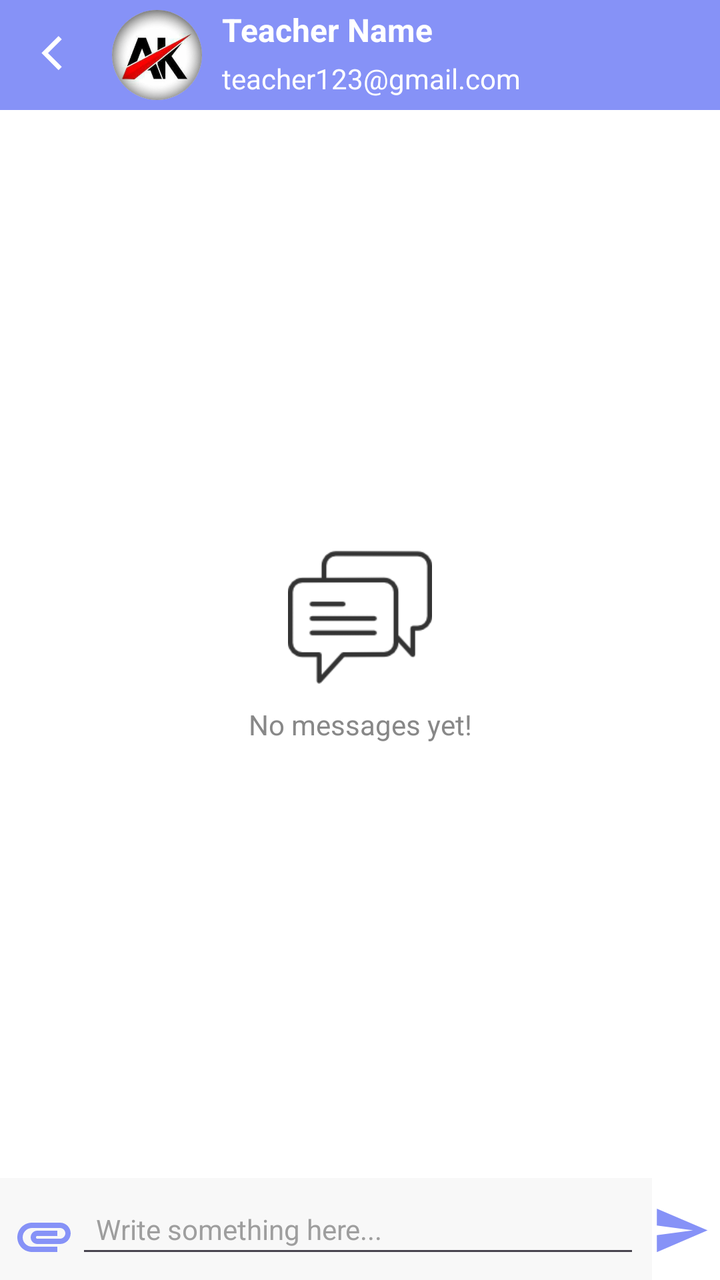
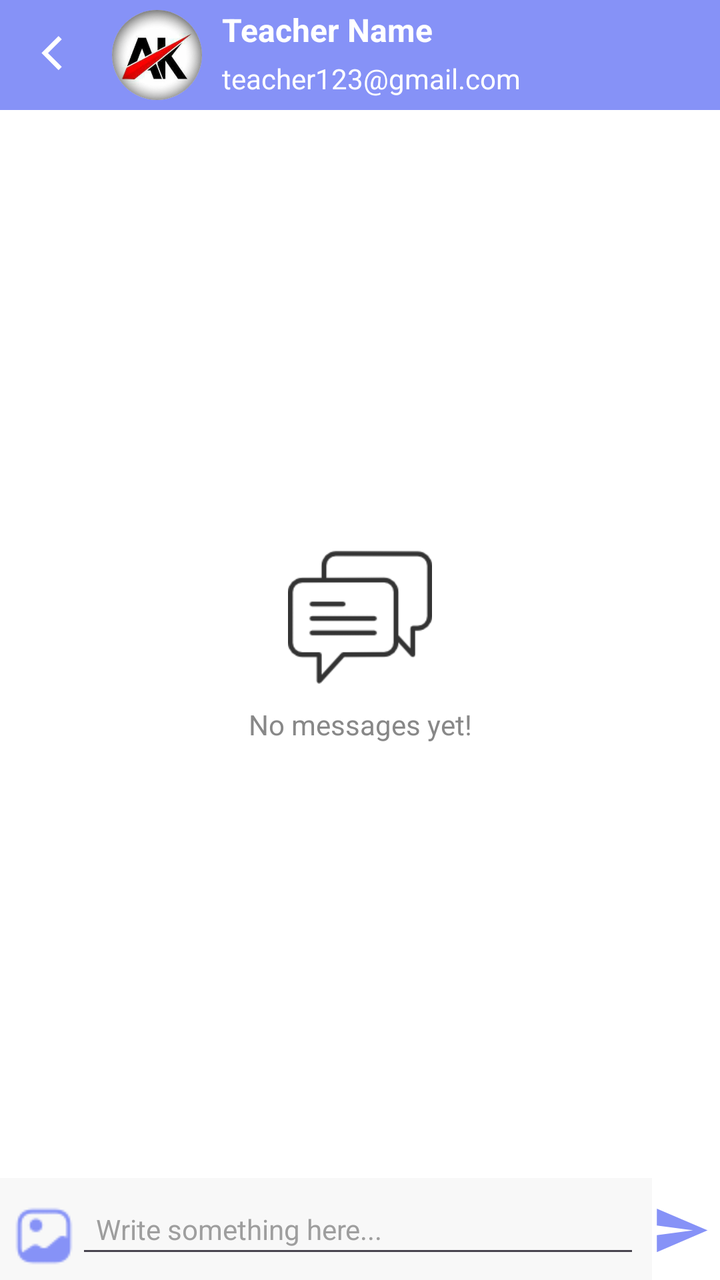

The first picture is an Android layout as it rendered before a commit; the second is the same layout after the commit. The layout source and the unified diff follow.
<!-- AndroidManifest.xml: application theme Theme.TSTAR.Light -->
<!-- res/layout/activity_s_class_dashboard_chat.xml -->
<?xml version="1.0" encoding="utf-8"?>
<androidx.constraintlayout.widget.ConstraintLayout
    xmlns:android="http://schemas.android.com/apk/res/android"
    xmlns:app="http://schemas.android.com/apk/res-auto"
    xmlns:tools="http://schemas.android.com/tools"
    android:layout_width="match_parent"
    android:layout_height="match_parent"
    android:background="@color/white"
    android:fitsSystemWindows="true"
    tools:context=".STUDENTACTIVITIES.S_class_dashboard_chat">

    
    <com.google.android.material.appbar.MaterialToolbar
        android:id="@+id/toolbar"
        android:layout_width="0dp"
        android:layout_height="55dp"
        android:background="@drawable/header_gradient"
        app:navigationIcon="@drawable/s_arrowback"
        app:layout_constraintTop_toTopOf="parent"
        app:layout_constraintStart_toStartOf="parent"
        app:layout_constraintEnd_toEndOf="parent">

        <androidx.constraintlayout.widget.ConstraintLayout
            android:layout_width="match_parent"
            android:layout_height="match_parent">

            <ImageView
                android:id="@+id/imgProfile"
                android:layout_width="45dp"
                android:layout_height="45dp"
                android:background="@drawable/tcircle_shape"
                android:clipToOutline="true"
                android:scaleType="centerCrop"
                android:src="@drawable/taklogo"
                app:layout_constraintStart_toStartOf="parent"
                app:layout_constraintTop_toTopOf="parent"
                app:layout_constraintBottom_toBottomOf="parent" />

            <TextView
                android:id="@+id/tvUserName"
                android:layout_width="0dp"
                android:layout_height="wrap_content"
                android:layout_marginStart="10dp"
                android:layout_marginTop="4dp"
                android:ellipsize="end"
                android:maxLines="1"
                android:text="Teacher Name "
                android:textColor="@color/white"
                android:textSize="16sp"
                android:textStyle="bold"
                app:layout_constraintEnd_toEndOf="parent"
                app:layout_constraintHorizontal_bias="0.0"
                app:layout_constraintStart_toEndOf="@id/imgProfile"
                app:layout_constraintTop_toTopOf="parent" />

            <TextView
                android:id="@+id/tvEmailID"
                android:layout_width="0dp"
                android:layout_height="wrap_content"
                android:layout_marginStart="10dp"
                android:layout_marginTop="4dp"
                android:ellipsize="end"
                android:maxLines="1"
                android:text="teacher123@gmail.com"
                android:textColor="@color/white"
                android:textSize="14sp"
                app:layout_constraintEnd_toEndOf="parent"
                app:layout_constraintHorizontal_bias="0.0"
                app:layout_constraintStart_toEndOf="@id/imgProfile"
                app:layout_constraintTop_toBottomOf="@id/tvUserName" />

        </androidx.constraintlayout.widget.ConstraintLayout>
    </com.google.android.material.appbar.MaterialToolbar>

    
    <androidx.recyclerview.widget.RecyclerView
        android:id="@+id/rvMessages"
        android:layout_width="0dp"
        android:layout_height="0dp"
        android:padding="8dp"
        android:clipToPadding="false"
        app:layout_constraintTop_toBottomOf="@id/toolbar"
        app:layout_constraintBottom_toTopOf="@id/chatInputLayout"
        app:layout_constraintStart_toStartOf="parent"
        app:layout_constraintEnd_toEndOf="parent" />

    
    
    <LinearLayout
        android:id="@+id/layoutEmpty"
        android:layout_width="wrap_content"
        android:layout_height="wrap_content"
        android:gravity="center"
        android:orientation="vertical"
        android:visibility="visible"
        app:layout_constraintBottom_toBottomOf="@id/rvMessages"
        app:layout_constraintEnd_toEndOf="parent"
        app:layout_constraintStart_toStartOf="parent"
        app:layout_constraintTop_toTopOf="@id/rvMessages">

        <ImageView
            android:layout_width="72dp"
            android:layout_height="72dp"
            android:alpha="0.8"
            android:src="@drawable/s_chat" />

        <TextView
            android:layout_width="wrap_content"
            android:layout_height="wrap_content"
            android:layout_marginTop="8dp"
            android:text="No messages yet!"
            android:textColor="#888888"
            android:textSize="14sp" />
    </LinearLayout>

    
    <androidx.constraintlayout.widget.ConstraintLayout
        android:id="@+id/chatInputLayout"
        android:layout_width="0dp"
        android:layout_height="wrap_content"
        android:background="#F8F8F8"
        android:padding="6dp"
        app:layout_constraintBottom_toBottomOf="parent"
        app:layout_constraintStart_toStartOf="parent"
        app:layout_constraintEnd_toStartOf="@id/btnSend">

        <ImageView
            android:id="@+id/btnAttach"
            android:layout_width="32dp"
            android:layout_height="32dp"
            android:src="@drawable/t_attachment"
            app:tint="@color/maroon_variant"
            app:layout_constraintStart_toStartOf="parent"
            app:layout_constraintBottom_toBottomOf="parent" />

        <EditText
            android:id="@+id/etMessage"
            android:layout_width="0dp"
            android:layout_height="wrap_content"
            android:hint="Write something here..."
            android:maxLines="4"
            android:padding="10dp"
            android:textColor="@color/black"
            android:textColorHint="@color/light_greay"
            android:textSize="14sp"
            app:layout_constraintStart_toEndOf="@id/btnAttach"
            app:layout_constraintEnd_toEndOf="parent"
            app:layout_constraintTop_toTopOf="parent"
            app:layout_constraintBottom_toBottomOf="parent" />

    </androidx.constraintlayout.widget.ConstraintLayout>

    
    <ImageView
        android:id="@+id/btnSend"
        android:layout_width="34dp"
        android:layout_height="34dp"
        android:layout_marginBottom="8dp"
        android:paddingEnd="5sp"
        android:src="@drawable/tsend"
        app:layout_constraintBottom_toBottomOf="@id/chatInputLayout"

        app:layout_constraintEnd_toEndOf="parent"
        app:tint="@color/maroon_variant" />

</androidx.constraintlayout.widget.ConstraintLayout>
<!-- resources referenced by this layout -->
<resources>
  <color name="black">#FF000000</color>
  <color name="light_greay">#9E9E9E</color>
  <color name="maroon_variant">#8692f7</color>
  <color name="white">#FFFFFF</color>
  <!-- drawable header_gradient (drawable) -->
  <?xml version="1.0" encoding="utf-8"?>
  <shape xmlns:android="http://schemas.android.com/apk/res/android"
      android:shape="rectangle">
      <gradient
          android:startColor="@color/maroon_variant"
          android:endColor="@color/maroon_dark"
          android:angle="270"/>
  </shape>
  <!-- drawable s_arrowback (drawable) -->
  <?xml version="1.0" encoding="utf-8"?>
  <vector xmlns:android="http://schemas.android.com/apk/res/android"
      android:width="25dp"
      android:height="25dp"
      android:viewportWidth="26"
      android:viewportHeight="26">
  
      
      <path
          android:strokeWidth="2.4"
          android:strokeColor="@color/white"
          android:fillColor="@android:color/transparent"
          android:pathData="M15,4 L7,12 L15,20"/>
  </vector>
  <!-- drawable s_chat: png bitmap (drawable, 2592 bytes) -->
  <!-- drawable t_attachment (drawable) -->
  <vector xmlns:android="http://schemas.android.com/apk/res/android" android:height="24dp" android:tint="#000000" android:viewportHeight="24" android:viewportWidth="24" android:width="24dp">
        
      <path android:fillColor="@android:color/white" android:pathData="M2,12.5C2,9.46 4.46,7 7.5,7H18c2.21,0 4,1.79 4,4s-1.79,4 -4,4H9.5C8.12,15 7,13.88 7,12.5S8.12,10 9.5,10H17v2H9.41c-0.55,0 -0.55,1 0,1H18c1.1,0 2,-0.9 2,-2s-0.9,-2 -2,-2H7.5C5.57,9 4,10.57 4,12.5S5.57,16 7.5,16H17v2H7.5C4.46,18 2,15.54 2,12.5z"/>
      
  </vector>
  <!-- drawable taklogo: jpg bitmap (drawable, 49255 bytes) -->
  <!-- drawable tcircle_shape (drawable) -->
  <?xml version="1.0" encoding="utf-8"?>
  <shape xmlns:android="http://schemas.android.com/apk/res/android"
      android:shape="oval">
  
      <solid android:color="@android:color/transparent" /> 
      <stroke android:width="10sp" android:color="@color/white"/>
  </shape>
  <!-- drawable tsend (drawable) -->
  <vector xmlns:android="http://schemas.android.com/apk/res/android" android:autoMirrored="true" android:height="24dp" android:tint="#000000" android:viewportHeight="24" android:viewportWidth="24" android:width="24dp">
        
      <path android:fillColor="@android:color/white" android:pathData="M2.01,21L23,12 2.01,3 2,10l15,2 -15,2z"/>
      
  </vector>
  <style name="Theme.TSTAR.Light" parent="Theme.Material3.Light.NoActionBar">
          <item name="android:windowLightStatusBar">true</item>
          <item name="android:forceDarkAllowed">false</item>
  
  
          
          <item name="colorPrimary">@color/Lavender</item>
          <item name="colorPrimaryVariant">@color/Dark_Lavender</item>
          <item name="colorOnPrimary">@color/white</item>
  
          
          <item name="android:statusBarColor">@color/Dark_Lavender</item>
  
          
          <item name="android:windowLightStatusBar">false</item>
  
      </style>
  <color name="maroon_dark">#8692f7</color>
  <color name="Lavender">#8692f7</color>
  <color name="Dark_Lavender">#707CD9</color>
</resources>

<!-- the commit's change to res/layout/activity_s_class_dashboard_chat.xml (unified diff, before → after) -->
@@ -114,6 +114,29 @@
     </LinearLayout>
 
     
+    <LinearLayout
+        android:id="@+id/layoutImagePreview"
+        android:layout_width="409dp"
+        android:layout_height="339dp"
+        android:gravity="center"
+        android:orientation="horizontal"
+        android:padding="1dp"
+        android:visibility="visible"
+        app:layout_constraintBottom_toBottomOf="@+id/rvMessages"
+        app:layout_constraintEnd_toEndOf="parent"
+        app:layout_constraintStart_toStartOf="parent"
+        app:layout_constraintTop_toBottomOf="@+id/toolbar"
+        tools:ignore="MissingConstraints">
+
+        <androidx.recyclerview.widget.RecyclerView
+            android:id="@+id/rvPreviewImages"
+            android:layout_width="wrap_content"
+            android:layout_height="match_parent"
+            android:layout_gravity="center" />
+
+    </LinearLayout>
+
+    
     <androidx.constraintlayout.widget.ConstraintLayout
         android:id="@+id/chatInputLayout"
         android:layout_width="0dp"
@@ -125,10 +148,10 @@
         app:layout_constraintEnd_toStartOf="@id/btnSend">
 
         <ImageView
-            android:id="@+id/btnAttach"
+            android:id="@+id/imgAttach"
             android:layout_width="32dp"
             android:layout_height="32dp"
-            android:src="@drawable/t_attachment"
+            android:src="@drawable/ic_image"
             app:tint="@color/maroon_variant"
             app:layout_constraintStart_toStartOf="parent"
             app:layout_constraintBottom_toBottomOf="parent" />
@@ -143,7 +166,7 @@
             android:textColor="@color/black"
             android:textColorHint="@color/light_greay"
             android:textSize="14sp"
-            app:layout_constraintStart_toEndOf="@id/btnAttach"
+            app:layout_constraintStart_toEndOf="@id/imgAttach"
             app:layout_constraintEnd_toEndOf="parent"
             app:layout_constraintTop_toTopOf="parent"
             app:layout_constraintBottom_toBottomOf="parent" />
@@ -163,4 +186,18 @@
         app:layout_constraintEnd_toEndOf="parent"
         app:tint="@color/maroon_variant" />
 
+    <ProgressBar
+        android:id="@+id/progressUpload"
+        android:layout_width="40dp"
+        android:layout_height="40dp"
+        android:layout_marginTop="120dp"
+        android:visibility="invisible"
+        app:layout_constraintBottom_toBottomOf="@+id/rvMessages"
+        app:layout_constraintEnd_toEndOf="parent"
+        app:layout_constraintHorizontal_bias="0.498"
+        app:layout_constraintStart_toStartOf="parent"
+        app:layout_constraintTop_toTopOf="@+id/layoutEmpty"
+        app:layout_constraintVertical_bias="0.131"
+        tools:ignore="MissingConstraints" />
+
 </androidx.constraintlayout.widget.ConstraintLayout>
<!-- resource entries referenced after the edit -->
@@ -13,6 +13,7 @@
           android:endColor="@color/maroon_dark"
           android:angle="270"/>
   </shape>
+  <!-- drawable ic_image: png bitmap (drawable, 945 bytes) -->
   <!-- drawable s_arrowback (drawable) -->
   <?xml version="1.0" encoding="utf-8"?>
   <vector xmlns:android="http://schemas.android.com/apk/res/android"
@@ -29,12 +30,6 @@
           android:pathData="M15,4 L7,12 L15,20"/>
   </vector>
   <!-- drawable s_chat: png bitmap (drawable, 2592 bytes) -->
-  <!-- drawable t_attachment (drawable) -->
-  <vector xmlns:android="http://schemas.android.com/apk/res/android" android:height="24dp" android:tint="#000000" android:viewportHeight="24" android:viewportWidth="24" android:width="24dp">
-        
-      <path android:fillColor="@android:color/white" android:pathData="M2,12.5C2,9.46 4.46,7 7.5,7H18c2.21,0 4,1.79 4,4s-1.79,4 -4,4H9.5C8.12,15 7,13.88 7,12.5S8.12,10 9.5,10H17v2H9.41c-0.55,0 -0.55,1 0,1H18c1.1,0 2,-0.9 2,-2s-0.9,-2 -2,-2H7.5C5.57,9 4,10.57 4,12.5S5.57,16 7.5,16H17v2H7.5C4.46,18 2,15.54 2,12.5z"/>
-      
-  </vector>
   <!-- drawable taklogo: jpg bitmap (drawable, 49255 bytes) -->
   <!-- drawable tcircle_shape (drawable) -->
   <?xml version="1.0" encoding="utf-8"?>
